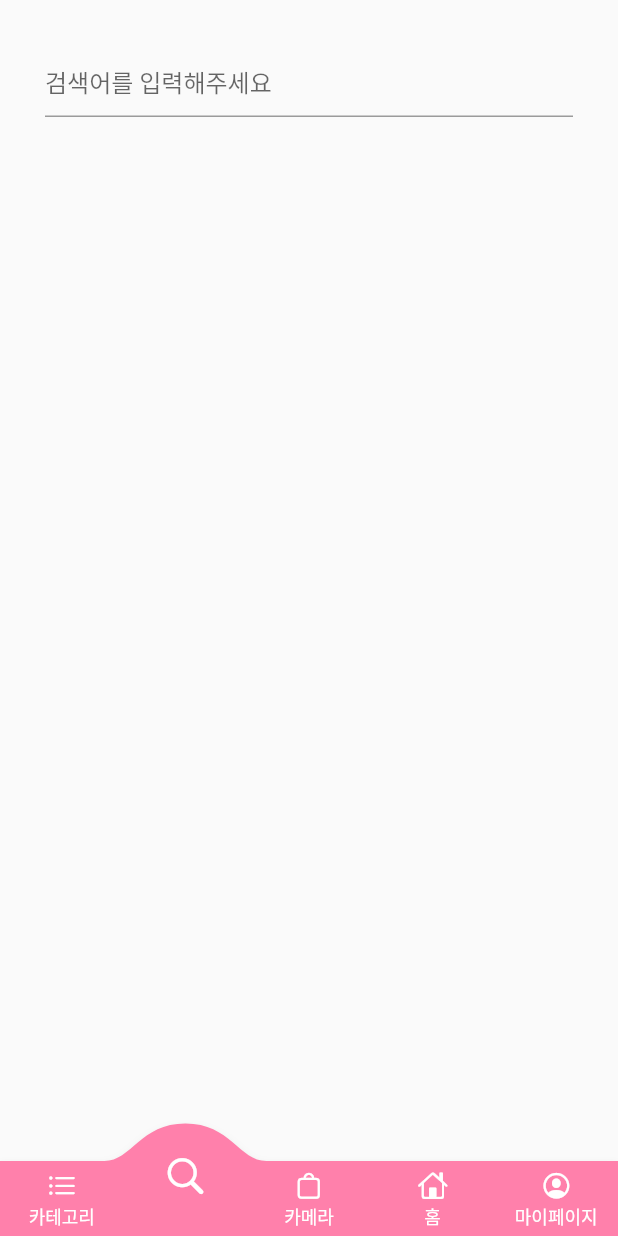
After one commit to Kim-jaeyeon/AppSample, a Flutter app: the screen it shows after launch, item 2 of the bottom bar chosen, on a phone screen of 412 x 824 dp. The commit adds this screen. Run offline on Flutter 3.47's test engine with Material 2 defaults, Android fonts, the phone set to English and light mode, and no system bars; drawn by our look-alikes of convex_bottom_bar; our stand-ins replace carousel_slider, google_fonts.

Commit message:
move to sampleapp2

```diff
--- a/lib/main.dart
+++ b/lib/main.dart
@@ -2,18 +2,20 @@ import 'package:flutter/material.dart';
 import 'package:flutter/cupertino.dart';
 import 'package:google_fonts/google_fonts.dart';
 import 'package:carousel_slider/carousel_slider.dart';
+import 'package:convex_bottom_bar/convex_bottom_bar.dart';
 
 import 'package:appsample/category.dart';
+import 'package:appsample/search.dart';
+import 'package:appsample/cameraPage.dart';
+import 'package:appsample/myPage.dart';
 
 final dummyItems = [
-
   'assets/beready.jpeg',
   'assets/eyebrow.jpeg',
   'assets/lee.jpeg',
   'assets/lipstick.jpeg',
   'assets/lipstick2.jpeg',
 ];
-
 
 void main() {
   runApp(const MyApp());
@@ -56,7 +58,8 @@ class MyHomePage extends StatefulWidget {
 }
 
 class _MyHomePageState extends State<MyHomePage> {
-  String name = 'jaeyeon';
+  var _index = 0;
+  var _bottomPage = [category(), search(), cameraPage(), mainPage(), myPage()];
 
   @override
   Widget build(BuildContext context) {
@@ -67,68 +70,123 @@ class _MyHomePageState extends State<MyHomePage> {
     // fast, so that you can just rebuild anything that needs updating rather
     // than having to individually change instances of widgets.
     return Scaffold(
-      extendBody: true,
-      body:
-      ListView(
-        children: <Widget>[SizedBox(height: 80,),MainTop(),MainMiddle(),MainBottom()],
+      body: _bottomPage[_index],
+      bottomNavigationBar: ConvexAppBar(
+        style: TabStyle.reactCircle,
+        onTap: (index) {
+          setState(() {
+            _index = index;
+          });
+        },
+        height: 50,
+        backgroundColor: Colors.pinkAccent[100],
+        activeColor: Colors.pinkAccent[100],
+        color: Colors.white,
+        items: [
+          TabItem(
+              activeIcon: Icon(
+                CupertinoIcons.list_bullet,
+                color: Colors.white,
+                size: 30,
               ),
-      bottomNavigationBar: BottomAppBar(
-        shape: const CircularNotchedRectangle(),
-        notchMargin: 5,
-        color: Colors.pinkAccent[100],
-        child: Row(
-          mainAxisAlignment: MainAxisAlignment.spaceAround,
-          children: [
-            IconButton(
-                onPressed: () {
-                  Navigator.push(context, MaterialPageRoute(builder: (context)=>category()));
-                },
               icon: Icon(
                 CupertinoIcons.list_bullet,
                 color: Colors.white,
-                )),
-            IconButton(
-                onPressed: () {},
+                size: 20,
+              ),
+              title: '카테고리'),
+          TabItem(
+              activeIcon: Icon(
+                CupertinoIcons.search,
+                color: Colors.white,
+                size: 30,
+              ),
               icon: Icon(
                 CupertinoIcons.search,
                 color: Colors.white,
-                )),
-            IconButton(
-                onPressed: () {},
+                size: 20,
+              ),
+              title: '검색'),
+          TabItem(
+              activeIcon: Icon(
+                CupertinoIcons.bag,
+                color: Colors.white,
+                size: 30,
+              ),
               icon: Icon(
-                  CupertinoIcons.heart_fill,
+                CupertinoIcons.bag,
                 color: Colors.white,
-                )),
-            IconButton(
-                onPressed: (){},
+                size: 20,
+              ),
+              title: '카메라'),
+          TabItem(
+              activeIcon: Icon(
+                CupertinoIcons.home,
+                color: Colors.white,
+                size: 30,
+              ),
               icon: Icon(
-                  CupertinoIcons.person_alt_circle,
+                CupertinoIcons.home,
                 color: Colors.white,
-                  size: 28,
-                )),
+                size: 20,
+              ),
+              title: '홈'),
+          TabItem(
+              activeIcon: Icon(
+                CupertinoIcons.profile_circled,
+                color: Colors.white,
+                size: 30,
+              ),
+              icon: Icon(
+                CupertinoIcons.profile_circled,
+                color: Colors.white,
+                size: 20,
+              ),
+              title: '마이페이지'),
         ],
       ),
+    );
+  }
+}
+
+class mainPage extends StatefulWidget {
+  const mainPage({Key? key}) : super(key: key);
+
+  @override
+  State<mainPage> createState() => _mainPageState();
+}
+
+class _mainPageState extends State<mainPage> {
+  @override
+  Widget build(BuildContext context) {
+    return Scaffold(
+      extendBody: true,
+      body: ListView(
+        children: <Widget>[
+          SizedBox(
+            height: 80,
           ),
-      floatingActionButton: FloatingActionButton(
-        child: Icon(CupertinoIcons.bag),
-        elevation: 0,
-        onPressed: () {},
-        backgroundColor: Colors.pinkAccent[200],
+          MainTop(),
+          MainMiddle(),
+          MainBottom()
+        ],
       ),
-      floatingActionButtonLocation: FloatingActionButtonLocation.centerDocked,
     );
   }
 
   @override
   Widget MainTop() {
+    String name = 'jaeyeon';
     return Column(
       children: <Widget>[
         Text(
           '${name}님,',
           style: TextStyle(fontSize: 40),
         ),
-        Text('안녕하세요!',
-        style: TextStyle(fontSize: 20),),
+        Text(
+          '안녕하세요!',
+          style: TextStyle(fontSize: 20),
+        ),
         SizedBox(
           height: 40,
         )
@@ -137,29 +195,27 @@ class _MyHomePageState extends State<MyHomePage> {
   }
 
   @override
-  Widget MainMiddle(){
+  Widget MainMiddle() {
     return CarouselSlider(
       options: CarouselOptions(height: 400.0, autoPlay: true), //높이 400
-      items: dummyItems.map((url) { //5페이지
+      items: dummyItems.map((url) {
+        //5페이지
         return Builder(
           builder: (BuildContext context) {
             return Container(
-                width: MediaQuery
-                    .of(context)
+                width: MediaQuery.of(context)
                     .size
                     .width, //context를 사용하고자 할 때, 기기의 가로 길이
                 margin: EdgeInsets.symmetric(horizontal: 5.0), //좌우여백 5
-                decoration: const BoxDecoration(
-                    color: Colors.white //배경색
+                decoration: const BoxDecoration(color: Colors.white //배경색
                     ),
                 child: ClipRRect(
                   borderRadius: BorderRadius.circular(8),
-                  child:Image.asset(
+                  child: Image.asset(
                     url,
                     fit: BoxFit.cover,
                   ),
-                )
-            );
+                ));
           },
         );
       }).toList(),
@@ -167,7 +223,7 @@ class _MyHomePageState extends State<MyHomePage> {
   }
 
   @override
-  Widget MainBottom(){
+  Widget MainBottom() {
     return Column(
       children: <Widget>[
         SizedBox(
@@ -177,8 +233,14 @@ class _MyHomePageState extends State<MyHomePage> {
           duration: Duration(milliseconds: 300),
           child: Column(
             children: <Widget>[
-                Text('\'화장품을 직접 써보지 않고\'',style: TextStyle(fontSize: 30),),
-                Text('구매해도 괜찮다고?',style: TextStyle(fontSize: 15),),
+              Text(
+                '\'화장품을 직접 써보지 않고\'',
+                style: TextStyle(fontSize: 30),
+              ),
+              Text(
+                '구매해도 괜찮다고?',
+                style: TextStyle(fontSize: 15),
+              ),
             ],
           ),
           curve: Curves.easeInOut,
@@ -186,12 +248,18 @@ class _MyHomePageState extends State<MyHomePage> {
         SizedBox(
           height: 80,
         ),
-        Text('그 이유 확인하기',style: TextStyle(fontSize: 20),),
-        Icon(CupertinoIcons.arrow_down,size: 200,color: Colors.lightBlue[200],),
+        Text(
+          '그 이유 확인하기',
+          style: TextStyle(fontSize: 20),
+        ),
+        Icon(
+          CupertinoIcons.arrow_down,
+          size: 200,
+          color: Colors.lightBlue[200],
+        ),
         SizedBox(
           height: 50,
         ),
-
       ],
     );
   }
--- /dev/null
+++ b/lib/search.dart
@@ -0,0 +1,59 @@
+import 'package:flutter/material.dart';
+import 'package:flutter/cupertino.dart';
+
+import 'package:appsample/category.dart';
+
+class search extends StatefulWidget {
+  const search({Key? key}) : super(key: key);
+
+  @override
+  State<search> createState() => _searchState();
+}
+
+class _searchState extends State<search> {
+  final _searchTextController = TextEditingController();
+  final _formKey = GlobalKey<FormState>();
+
+  @override
+  void initState() {
+    super.initState();
+    _searchTextController.addListener(_printLatestValue);
+  }
+  _printLatestValue() {
+    print('search_text field: ${_searchTextController.text}');
+  }
+
+  @override
+  void dispose() {
+    super.dispose();
+    _searchTextController.dispose();
+  }
+
+  @override
+  Widget build(BuildContext context) {
+    return Scaffold(
+        body: Column(
+      children: <Widget>[
+        Form(
+          key: _formKey,
+          child: Padding(
+            padding: EdgeInsets.all(30),
+            child: TextFormField(
+              decoration: InputDecoration(hintText: '검색어를 입력해주세요'),
+              controller: _searchTextController,
+              validator: (value){
+                if(value.toString().trim().isEmpty){
+                  return '검색어를 1글자 이상 입력해주세요!';
+                }
+                else{
+                  return "!!!!!";
+                }
+
+              },
+            ),
+          ),
+        ),
+      ],
+    ));
+  }
+}
--- a/pubspec.yaml
+++ b/pubspec.yaml
@@ -30,7 +30,10 @@ dependencies:
   carousel_slider: ^4.1.1
   flutter:
     sdk: flutter
+  rwa_deep_ar: ^0.0.12
   google_fonts: ^3.0.1
+  convex_bottom_bar: ^3.0.0
+  permission_handler: ^8.2.5
 
 
   # The following adds the Cupertino Icons font to your application.
```
Also changed, not shown: lib/cameraPage.dart (added, +20 -0 lines), lib/category.dart (+0 -9 lines), lib/myPage.dart (added, +20 -0 lines), pubspec.lock, 7 other files. Lines whose indentation alone changed are shown as unchanged.
